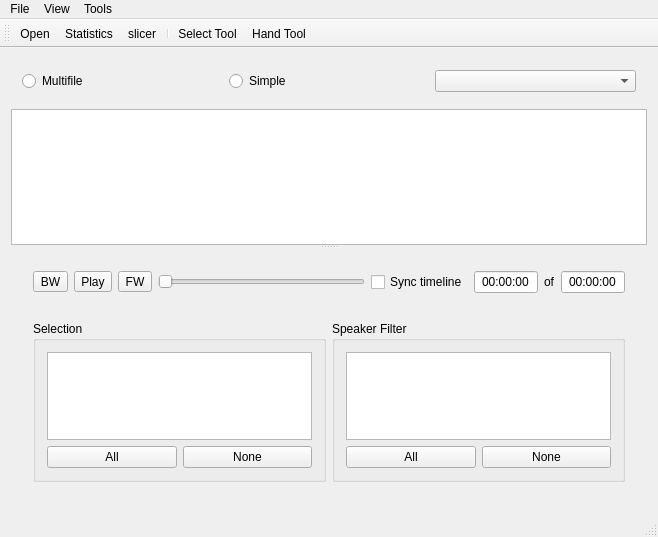
eustaceb/conversational-audio-browser, file mainwindow.ui: the form before one commit.
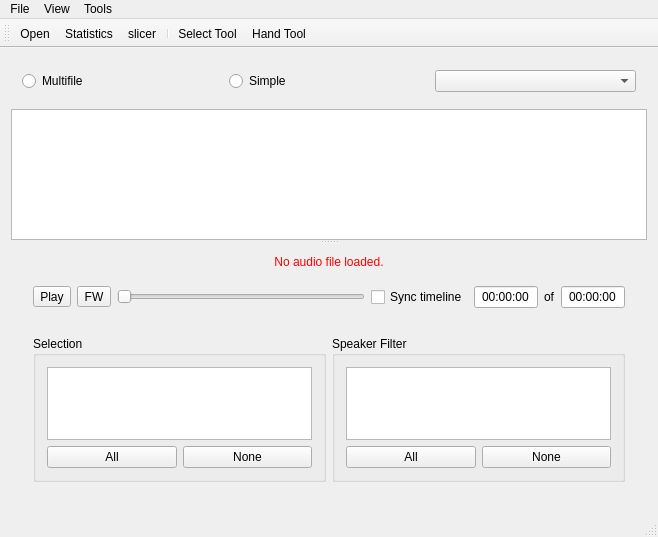
The form after the commit. Icons and pictures are not drawn.

Commit message: Audio file now syncs with the timeline, added current position marker, ruler and cursor pos label now show minutes/seconds.

```diff
--- a/mainwindow.ui
+++ b/mainwindow.ui
@@ -46,20 +46,25 @@
       <widget class="QGraphicsView" name="timelineView"/>
       <widget class="QWidget" name="lowerHalfWidget" native="true">
        <layout class="QVBoxLayout" name="verticalLayout">
+        <item>
+         <widget class="QLabel" name="noAudioFileLoaded">
+          <property name="statusTip">
+           <string>Audio controls would be shown here.</string>
+          </property>
+          <property name="styleSheet">
+           <string notr="true">color: rgb(255, 0, 0);</string>
+          </property>
+          <property name="text">
+           <string>No audio file loaded.</string>
+          </property>
+          <property name="alignment">
+           <set>Qt::AlignCenter</set>
+          </property>
+         </widget>
+        </item>
         <item>
          <widget class="QWidget" name="audioControls" native="true">
           <layout class="QHBoxLayout" name="horizontalLayout_3">
-           <item>
-            <widget class="QToolButton" name="backButton">
-             <property name="text">
-              <string>BW</string>
-             </property>
-             <property name="icon">
-              <iconset resource="res.qrc">
-               <normaloff>:/toolbar/icons/fbw</normaloff>:/toolbar/icons/fbw</iconset>
-             </property>
-            </widget>
-           </item>
            <item>
             <widget class="QToolButton" name="playButton">
              <property name="text">
```
Left out of the diff: 2 changed lines with no effect on the pictures. The commit also changes 8 other files.
